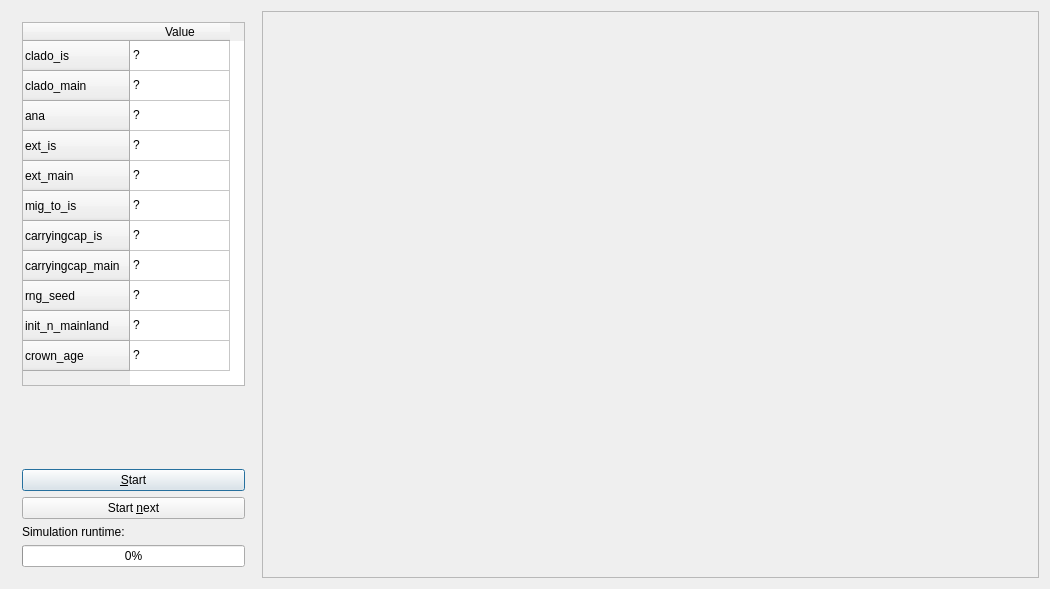
richelbilderbeek/pbdmms, file elly_qtmaindialog.ui: the form before one commit.
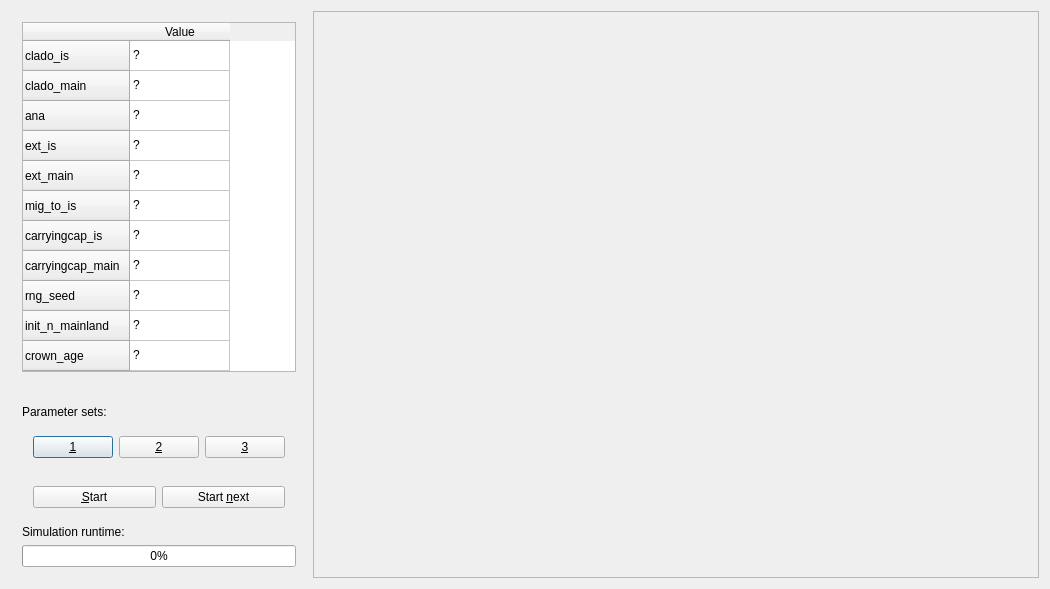
The form after the commit.

Commit message: Add preset paremeters in GUI

Diff of the .ui file:
```diff
--- a/elly_qtmaindialog.ui
+++ b/elly_qtmaindialog.ui
@@ -156,6 +156,43 @@
        </spacer>
       </item>
       <item>
+       <widget class="QLabel" name="label">
+        <property name="text">
+         <string>Parameter sets:</string>
+        </property>
+       </widget>
+      </item>
+      <item>
+       <widget class="QWidget" name="widget" native="true">
+        <layout class="QHBoxLayout" name="horizontalLayout_2">
+         <item>
+          <widget class="QPushButton" name="button_1">
+           <property name="text">
+            <string>&amp;1</string>
+           </property>
+          </widget>
+         </item>
+         <item>
+          <widget class="QPushButton" name="button_2">
+           <property name="text">
+            <string>&amp;2</string>
+           </property>
+          </widget>
+         </item>
+         <item>
+          <widget class="QPushButton" name="button_3">
+           <property name="text">
+            <string>&amp;3</string>
+           </property>
+          </widget>
+         </item>
+        </layout>
+       </widget>
+      </item>
+      <item>
+       <widget class="QWidget" name="widget_2" native="true">
+        <layout class="QHBoxLayout" name="horizontalLayout_3">
+         <item>
        <widget class="QPushButton" name="start">
         <property name="text">
          <string>&amp;Start</string>
@@ -169,6 +206,9 @@
         </property>
        </widget>
       </item>
+        </layout>
+       </widget>
+      </item>
       <item>
        <widget class="QLabel" name="label_sim_runtime">
         <property name="sizePolicy">
@@ -202,7 +242,7 @@
        <rect>
         <x>0</x>
         <y>0</y>
-        <width>770</width>
+        <width>736</width>
         <height>569</height>
        </rect>
       </property>
```
Lines whose indentation alone changed are shown as unchanged. The commit also changes 5 other files.
